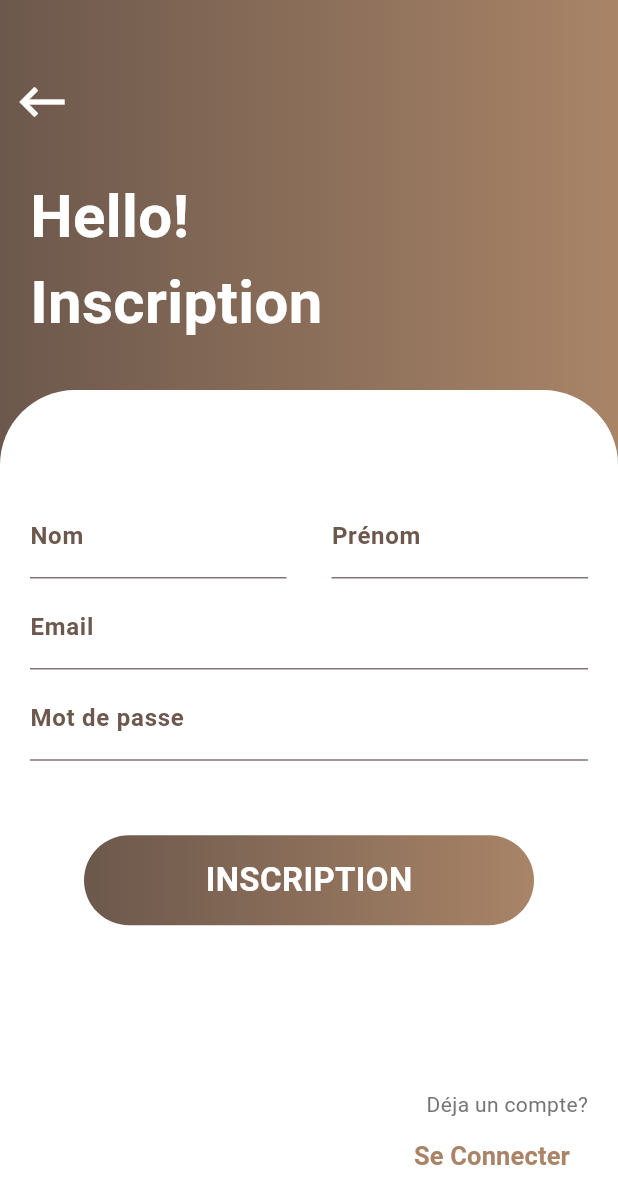
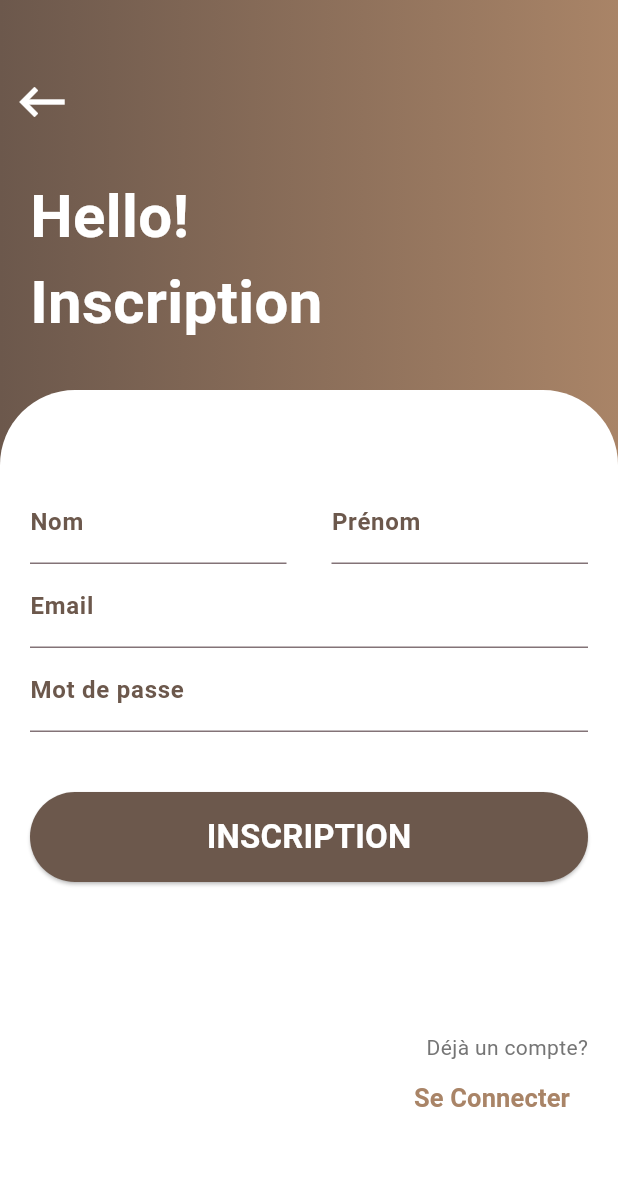
Before and after one commit to MathissGit/ProjetBTS, a Flutter app: the RegistrePage screen opened directly, on a phone screen of 412 x 824 dp. Shown: the top 1204 px of the screen. Run offline on Flutter 3.47's test engine with Material 3 defaults, Android fonts, the phone set to English and light mode, and no system bars; our stand-ins replace shared_preferences; accounts and stored records are empty; network calls fail.

Commit message:
inscription flutter app

```diff
--- a/api/config/packages/security.yaml
+++ b/api/config/packages/security.yaml
@@ -40,6 +40,7 @@ security:
     # Note: Only the *first* access control that matches will be used
     access_control:
         - { path: ^/api/login, roles: PUBLIC_ACCESS }
+        - { path: ^/api/register, roles: PUBLIC_ACCESS }
         - { path: ^/api/doc, roles: PUBLIC_ACCESS }
         - { path: ^/api/produits, roles: PUBLIC_ACCESS }
         - { path: ^/api/images, roles: PUBLIC_ACCESS }
--- a/mobile/lib/views/screens/registre_page.dart
+++ b/mobile/lib/views/screens/registre_page.dart
@@ -1,8 +1,64 @@
+// ignore_for_file: use_build_context_synchronously
+
 import 'package:flutter/material.dart';
+import 'package:http/http.dart' as http;
+import 'dart:convert';
+
+import 'package:mobile/config/config.dart';
 import 'package:mobile/views/screens/login_page.dart';
 
-class RegistrePage extends StatelessWidget {
+class RegistrePage extends StatefulWidget {
   const RegistrePage({super.key});
+
+  @override
+  State<RegistrePage> createState() => _RegistrePageState();
+}
+
+class _RegistrePageState extends State<RegistrePage> {
+  final _formKey = GlobalKey<FormState>();
+
+  String _prenom = '';
+  String _nom = '';
+  String _email = '';
+  String _password = '';
+  bool _loading = false;
+
+  Future<void> _register() async {
+    if (!_formKey.currentState!.validate()) return;
+
+    setState(() => _loading = true);
+
+    final url = Uri.parse('${Config.apiUrl}/register');
+    final headers = {'Content-Type': 'application/json'};
+    final body = jsonEncode({
+      'prenom': _prenom,
+      'nom': _nom,
+      'email': _email,
+      'password': _password,
+    });
+
+    try {
+      final response = await http.post(url, headers: headers, body: body);
+      if (response.statusCode == 201) {
+        ScaffoldMessenger.of(context).showSnackBar(
+          const SnackBar(content: Text('Compte créé avec succès !')),
+        );
+        Navigator.pop(context);
+      } else {
+        print('Erreur: ${response.statusCode} - ${response.body}');
+        ScaffoldMessenger.of(context).showSnackBar(
+          const SnackBar(content: Text('Erreur lors de la création du compte')),
+        );
+      }
+    } catch (e) {
+      print('Exception: $e');
+      ScaffoldMessenger.of(
+        context,
+      ).showSnackBar(const SnackBar(content: Text('Erreur réseau')));
+    } finally {
+      setState(() => _loading = false);
+    }
+  }
 
   @override
   Widget build(BuildContext context) {
@@ -12,7 +68,7 @@ class RegistrePage extends StatelessWidget {
           Container(
             height: double.infinity,
             width: double.infinity,
-            decoration: BoxDecoration(
+            decoration: const BoxDecoration(
               gradient: LinearGradient(
                 colors: [
                   Color.fromRGBO(108, 88, 76, 1),
@@ -23,20 +79,20 @@ class RegistrePage extends StatelessWidget {
             child: Column(
               crossAxisAlignment: CrossAxisAlignment.start,
               children: [
-                Padding(padding: EdgeInsets.only(top: 40)),
+                const Padding(padding: EdgeInsets.only(top: 40)),
                 IconButton(
                   onPressed: () {
                     Navigator.pop(context);
                   },
-                  icon: Icon(
+                  icon: const Icon(
                     Icons.keyboard_backspace,
                     color: Colors.white,
                     size: 40,
                   ),
                 ),
-                SizedBox(height: 20),
-                Padding(
-                  padding: const EdgeInsets.only(left: 20.0),
+                const SizedBox(height: 20),
+                const Padding(
+                  padding: EdgeInsets.only(left: 20.0),
                   child: Text(
                     'Hello!\nInscription',
                     style: TextStyle(
@@ -52,7 +108,7 @@ class RegistrePage extends StatelessWidget {
           Padding(
             padding: const EdgeInsets.only(top: 260.0),
             child: Container(
-              decoration: BoxDecoration(
+              decoration: const BoxDecoration(
                 borderRadius: BorderRadius.only(
                   topLeft: Radius.circular(50),
                   topRight: Radius.circular(50),
@@ -62,17 +118,17 @@ class RegistrePage extends StatelessWidget {
               height: double.infinity,
               width: double.infinity,
               child: Padding(
-                padding: const EdgeInsets.only(left: 20, right: 20),
-                child: Column(
-                  mainAxisAlignment: MainAxisAlignment.spaceEvenly,
+                padding: const EdgeInsets.symmetric(horizontal: 20),
+                child: Form(
+                  key: _formKey,
+                  child: ListView(
                     children: [
-
-                    SizedBox(height: 60),
+                      const SizedBox(height: 60),
                       Row(
                         children: [
                           Expanded(
-                          child: TextField(
-                            decoration: InputDecoration(
+                            child: TextFormField(
+                              decoration: const InputDecoration(
                                 label: Text(
                                   'Nom',
                                   style: TextStyle(
@@ -81,13 +137,16 @@ class RegistrePage extends StatelessWidget {
                                   ),
                                 ),
                               ),
+                              validator:
+                                  (val) =>
+                                      val!.isEmpty ? 'Entrez votre nom' : null,
+                              onChanged: (val) => _nom = val,
                             ),
                           ),
-                        SizedBox(width: 30),
+                          const SizedBox(width: 30),
                           Expanded(
-                          child: TextField(
-                            obscureText: true,
-                            decoration: InputDecoration(
+                            child: TextFormField(
+                              decoration: const InputDecoration(
                                 label: Text(
                                   'Prénom',
                                   style: TextStyle(
@@ -96,12 +155,18 @@ class RegistrePage extends StatelessWidget {
                                   ),
                                 ),
                               ),
+                              validator:
+                                  (val) =>
+                                      val!.isEmpty
+                                          ? 'Entrez votre prénom'
+                                          : null,
+                              onChanged: (val) => _prenom = val,
                             ),
                           ),
                         ],
                       ),
-                    TextField(
-                      decoration: InputDecoration(
+                      TextFormField(
+                        decoration: const InputDecoration(
                           label: Text(
                             'Email',
                             style: TextStyle(
@@ -110,10 +175,14 @@ class RegistrePage extends StatelessWidget {
                             ),
                           ),
                         ),
+                        validator:
+                            (val) =>
+                                val!.contains('@') ? null : 'Email invalide',
+                        onChanged: (val) => _email = val,
                       ),
-                    TextField(
+                      TextFormField(
                         obscureText: true,
-                      decoration: InputDecoration(
+                        decoration: const InputDecoration(
                           label: Text(
                             'Mot de passe',
                             style: TextStyle(
@@ -122,22 +191,36 @@ class RegistrePage extends StatelessWidget {
                             ),
                           ),
                         ),
+                        validator:
+                            (val) =>
+                                val!.length < 6
+                                    ? 'Mot de passe trop court'
+                                    : null,
+                        onChanged: (val) => _password = val,
                       ),
-                    SizedBox(height: 40),
-                    Container(
+                      const SizedBox(height: 40),
+                      SizedBox(
                         height: 60,
                         width: 300,
-                      decoration: BoxDecoration(
+                        child: ElevatedButton(
+                          style: ElevatedButton.styleFrom(
+                            backgroundColor: const Color.fromRGBO(
+                              108,
+                              88,
+                              76,
+                              1,
+                            ),
+                            shape: RoundedRectangleBorder(
                               borderRadius: BorderRadius.circular(30),
-                        gradient: LinearGradient(
-                          colors: [
-                            Color.fromRGBO(108, 88, 76, 1),
-                            Color.fromRGBO(169, 132, 103, 1),
-                          ],
                             ),
                           ),
-                      child: Center(
-                        child: Text(
+                          onPressed: _loading ? null : _register,
+                          child:
+                              _loading
+                                  ? const CircularProgressIndicator(
+                                    color: Colors.white,
+                                  )
+                                  : const Text(
                                     'INSCRIPTION',
                                     style: TextStyle(
                                       color: Colors.white,
@@ -147,7 +230,7 @@ class RegistrePage extends StatelessWidget {
                                   ),
                         ),
                       ),
-                    SizedBox(height: 100),
+                      const SizedBox(height: 100),
                       Align(
                         alignment: Alignment.bottomRight,
                         child: Column(
@@ -155,15 +238,20 @@ class RegistrePage extends StatelessWidget {
                           crossAxisAlignment: CrossAxisAlignment.end,
                           children: [
                             Text(
-                            'Déja un compte?',
+                              'Déjà un compte?',
                               style: TextStyle(color: Colors.grey.shade600),
                             ),
                             TextButton(
                               onPressed: () {
                                 Navigator.pop(context);
-                              Navigator.push(context, MaterialPageRoute(builder: (context) => LoginPage()));
+                                Navigator.push(
+                                  context,
+                                  MaterialPageRoute(
+                                    builder: (context) => const LoginPage(),
+                                  ),
+                                );
                               },
-                            child: Text(
+                              child: const Text(
                                 'Se Connecter',
                                 style: TextStyle(
                                   fontWeight: FontWeight.bold,
@@ -175,9 +263,9 @@ class RegistrePage extends StatelessWidget {
                           ],
                         ),
                       ),
-
-                    SizedBox(height: 20),
+                      const SizedBox(height: 20),
                     ],
+                  ),
                 ),
               ),
             ),
--- a/mobile/lib/views/widget_tree.dart
+++ b/mobile/lib/views/widget_tree.dart
@@ -2,13 +2,14 @@ import 'package:flutter/material.dart';
 import 'package:mobile/data/notifiers.dart';
 import 'package:mobile/views/screens/cart_page.dart';
 import 'package:mobile/views/screens/home_page.dart';
+import 'package:mobile/views/screens/login_page.dart';
 import 'package:mobile/views/screens/profil_page.dart';
 import 'package:mobile/views/widgets/navbar_widget.dart';
 
 class WidgetTree extends StatelessWidget {
   const WidgetTree({super.key});
 
-  static final List<Widget> _pages = [CartPage(), HomePage(), ProfilPage()];
+  static final List<Widget> _pages = [CartPage(), HomePage(), ProfilPage(), LoginPage()];
 
   @override
   Widget build(BuildContext context) {
```
Also changed, not shown: 2 other files. Lines whose indentation alone changed are shown as unchanged.
